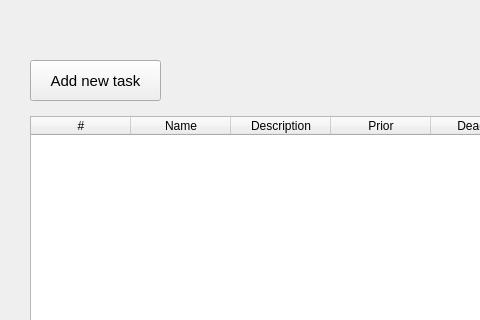
First picture: the form in taskmanagerui.ui, repository DNDmitry/TaskManager, before the edit; both pictures show x 0 to 480 and y 0 to 320 of the 825 by 581 pixel window.
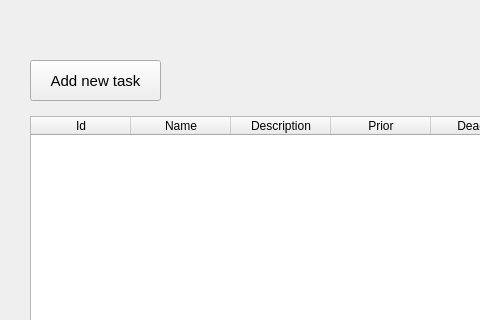
Second picture: the form after the edit.

```diff
--- a/taskmanagerui.ui
+++ b/taskmanagerui.ui
@@ -45,7 +45,7 @@
    </property>
    <column>
     <property name="text">
-     <string>#</string>
+     <string>Id</string>
     </property>
    </column>
    <column>
```
